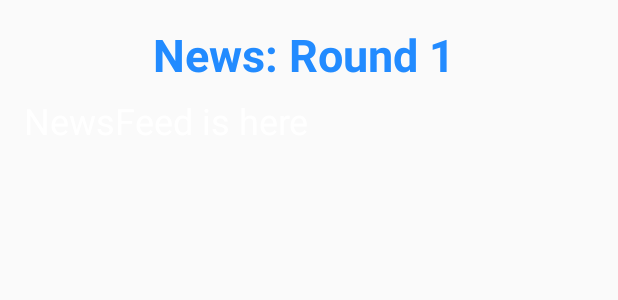
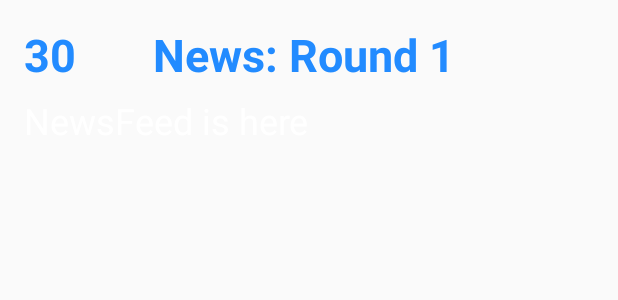
Before and after one commit to malharbangdiwala/VSM2021, an Android app: the layout fragment_newsfeed.xml on its own in the app's theme, with its tools: preview values and no code run, on a phone screen of 412 x 824 dp. Shown: the top 300 px of the screen. Run offline under Robolectric (Android 15) with nearby library versions, the phone set to English and light mode, and no system bars.

Commit message:
Timer on each page

```diff
--- a/app/src/main/java/com/example/myapplication/ui/home/HomeFragment.java
+++ b/app/src/main/java/com/example/myapplication/ui/home/HomeFragment.java
@@ -328,6 +328,8 @@ public class HomeFragment extends Fragment
             @Override
             public void onTick(long millisUntilFinished) {
                 timer.setText(String.valueOf(millisUntilFinished / 1000));
+                newsFeedFragment.timer.setText(String.valueOf(millisUntilFinished / 1000));
+                LeaderboardFragment.timers.setText(String.valueOf(millisUntilFinished / 1000));
             }
 
             @Override
--- a/app/src/main/java/com/example/myapplication/ui/leaderboard/LeaderboardFragment.java
+++ b/app/src/main/java/com/example/myapplication/ui/leaderboard/LeaderboardFragment.java
@@ -40,6 +40,7 @@ public class LeaderboardFragment extends Fragment {
     RecyclerView usersLeaderBoard,toppersLeaderBoard;
     static UserAdapter adapter;
     static UserAdapter adapterTopper;
+    public static TextView timers;
     public static ArrayList<Users> users = new ArrayList<>();
     public static ArrayList<Users> toppers = new ArrayList<>();
     public static TextView leaderboardroundnumber;
@@ -69,6 +70,7 @@ public class LeaderboardFragment extends Fragment {
         } catch (Exception e) {
             e.printStackTrace();
         }
+        timers = requireView().findViewById(R.id.timer2);
         usersLeaderBoard = requireView().findViewById(R.id.userLeaderBoardView);
         usersLeaderBoard.setLayoutManager(new LinearLayoutManager(requireContext()));
         adapter = new UserAdapter(users,requireContext(),name,1);
--- a/app/src/main/java/com/example/myapplication/ui/newsfeed/newsFeedFragment.java
+++ b/app/src/main/java/com/example/myapplication/ui/newsfeed/newsFeedFragment.java
@@ -19,6 +19,7 @@ public class newsFeedFragment extends Fragment
 {
     public static TextView newsroundnumber;
     public static TextView news;
+    public static TextView timer;
     @Nullable
     @Override
     public View onCreateView(@NonNull LayoutInflater inflater, @Nullable ViewGroup container, @Nullable Bundle savedInstanceState)
@@ -32,6 +33,7 @@ public class newsFeedFragment extends Fragment
     public void onViewCreated(@NonNull View view, @Nullable Bundle savedInstanceState) {
         super.onViewCreated(view, savedInstanceState);
         news=requireView().findViewById(R.id.newsText);
+        timer = requireView().findViewById(R.id.timer1);
         newsroundnumber=requireView().findViewById(R.id.newsRoundNo);
         News.setNewsText();
     }
--- a/app/src/main/res/layout/fragment_newsfeed.xml
+++ b/app/src/main/res/layout/fragment_newsfeed.xml
@@ -41,4 +41,22 @@
         app:layout_constraintStart_toStartOf="parent"
         app:layout_constraintTop_toTopOf="parent"
         app:layout_constraintVertical_bias="0.0" />
+
+    <TextView
+        android:id="@+id/timer1"
+        android:layout_width="wrap_content"
+        android:layout_height="wrap_content"
+        android:layout_marginStart="16dp"
+        android:layout_marginTop="16dp"
+        android:layout_marginBottom="16dp"
+        android:text="30"
+        android:textColor="#228BFF"
+        android:textSize="30sp"
+        android:textStyle="bold"
+        app:layout_constraintBottom_toTopOf="@+id/newsText"
+        app:layout_constraintEnd_toEndOf="parent"
+        app:layout_constraintHorizontal_bias="0.0"
+        app:layout_constraintStart_toStartOf="parent"
+        app:layout_constraintTop_toTopOf="parent"
+        app:layout_constraintVertical_bias="0.0" />
 </androidx.constraintlayout.widget.ConstraintLayout>
```
Also changed, not shown: app/src/main/res/layout/fragment_dashboard.xml (+16 -0 lines).
